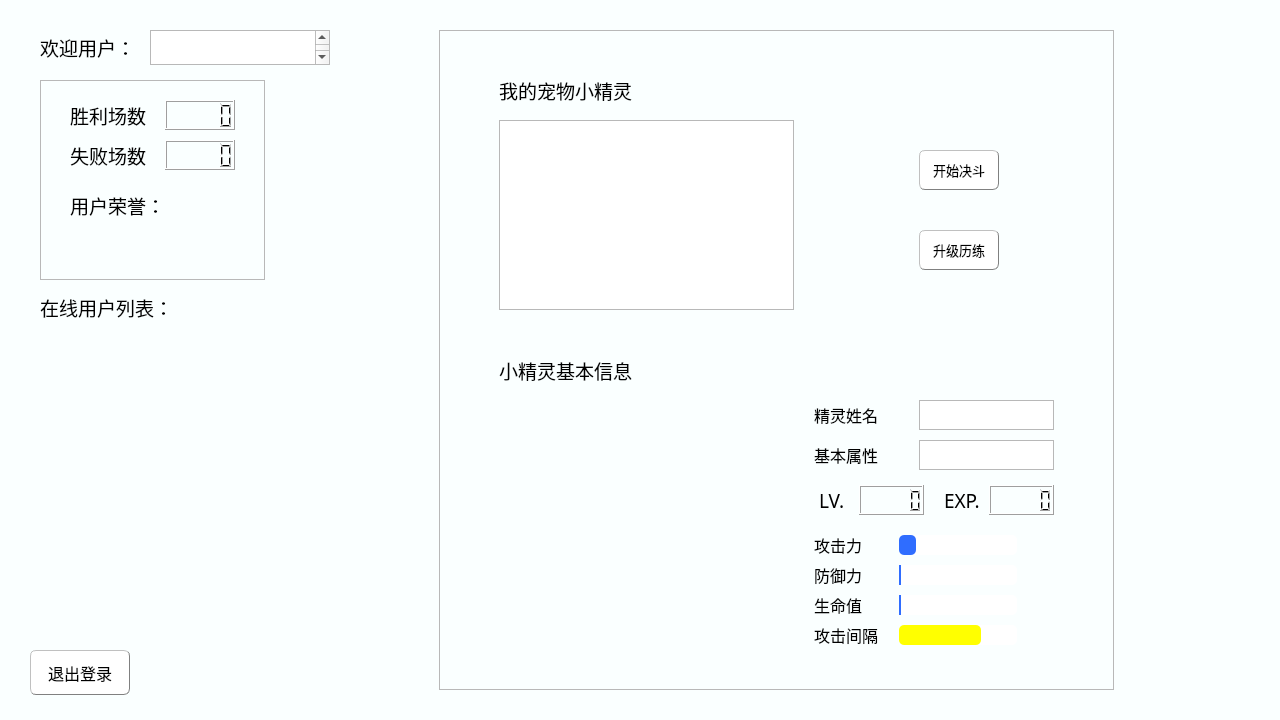
Above: mainwindow.ui from wangquanlikun/Alice_Archive before the change. Below: the same form after it.
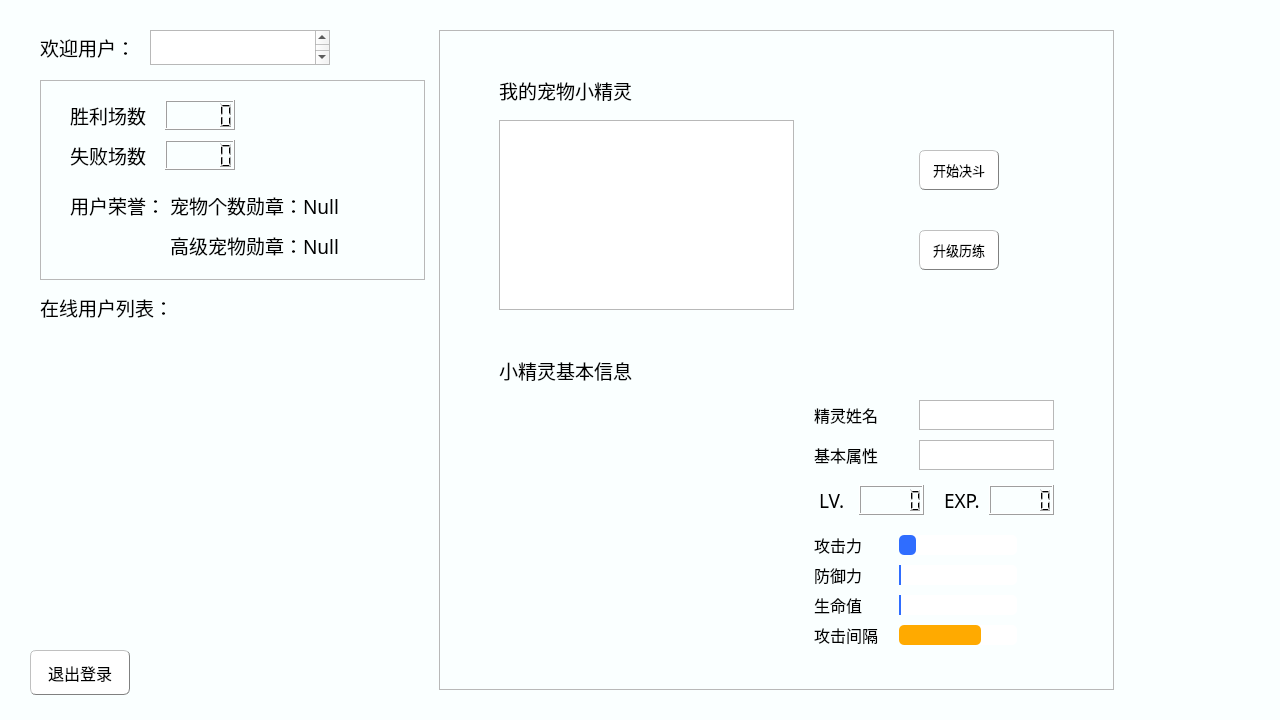
That is the form after the change. Icons and pictures are not drawn.

Diff of the .ui file:
```diff
--- a/mainwindow.ui
+++ b/mainwindow.ui
@@ -892,7 +892,7 @@
        <rect>
         <x>40</x>
         <y>80</y>
-        <width>225</width>
+        <width>385</width>
         <height>200</height>
        </rect>
       </property>
@@ -979,6 +979,44 @@
         <string>用户荣誉：</string>
        </property>
       </widget>
+      <widget class="QLabel" name="HONOR_1">
+       <property name="geometry">
+        <rect>
+         <x>130</x>
+         <y>110</y>
+         <width>250</width>
+         <height>30</height>
+        </rect>
+       </property>
+       <property name="font">
+        <font>
+         <family>俐方体11号</family>
+         <pointsize>14</pointsize>
+        </font>
+       </property>
+       <property name="text">
+        <string>宠物个数勋章：Null</string>
+       </property>
+      </widget>
+      <widget class="QLabel" name="HONOR_2">
+       <property name="geometry">
+        <rect>
+         <x>130</x>
+         <y>150</y>
+         <width>250</width>
+         <height>30</height>
+        </rect>
+       </property>
+       <property name="font">
+        <font>
+         <family>俐方体11号</family>
+         <pointsize>14</pointsize>
+        </font>
+       </property>
+       <property name="text">
+        <string>高级宠物勋章：Null</string>
+       </property>
+      </widget>
      </widget>
      <widget class="QFrame" name="Pals_info">
       <property name="geometry">
@@ -1376,7 +1414,7 @@
        <property name="styleSheet">
         <string notr="true">QProgressBar::chunk{
 	border-radius: 5px;
-	background: yellow;
+	background: rgb(255, 170, 0);
 }</string>
        </property>
        <property name="maximum">
```
